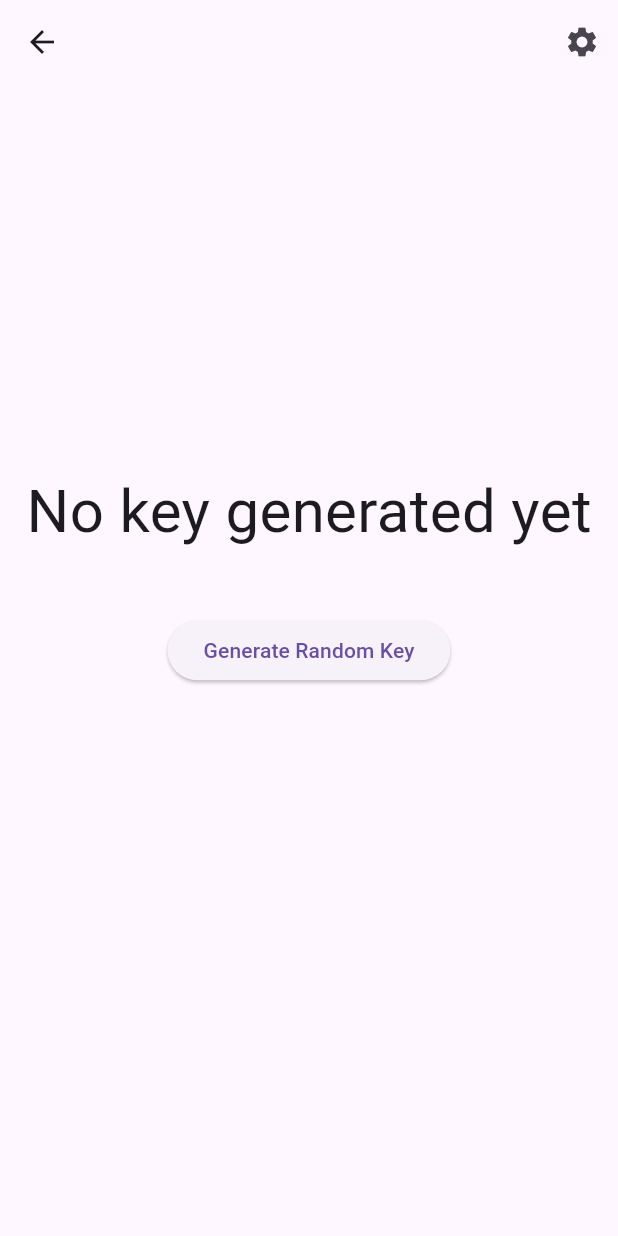
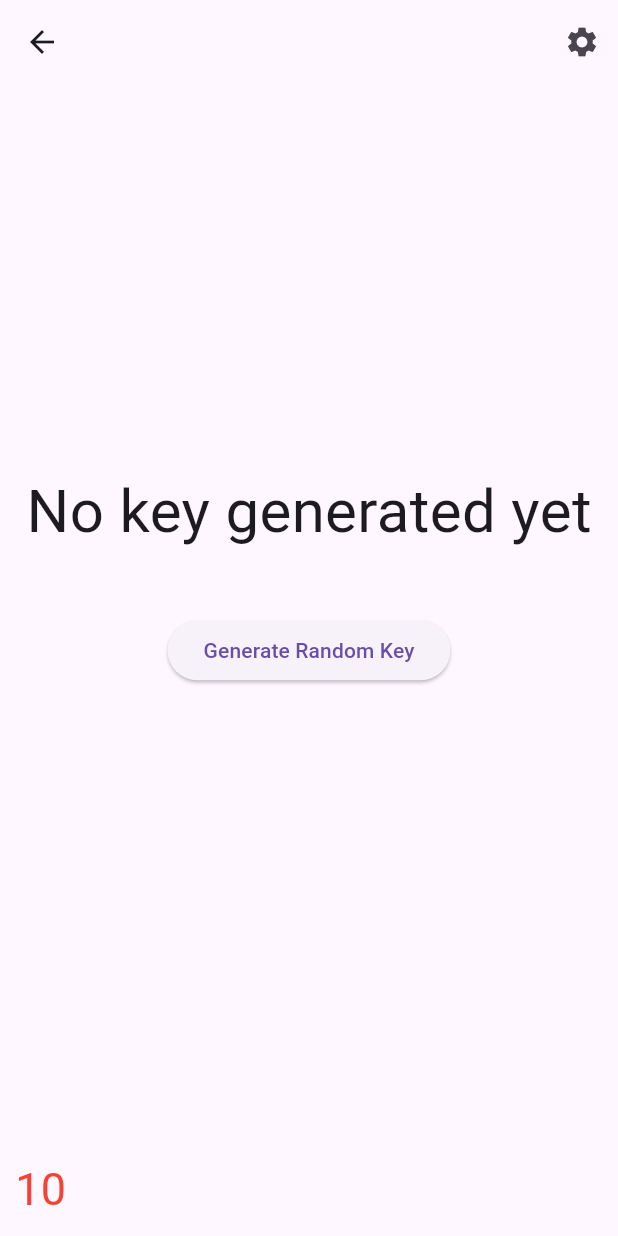
Before and after one commit to aviralJain101/random_generator, a Flutter app: the MapScreen screen opened directly with empty values, on a phone screen of 412 x 824 dp. Run offline on Flutter 3.47's test engine with Material 3 defaults, Android fonts, the light colour scheme and no system bars; our stand-ins replace shared_preferences; missing offline and left inert: is_first_run; accounts and stored records are empty.

Commit message:
added countdown

```diff
--- a/lib/map_screen.dart
+++ b/lib/map_screen.dart
@@ -18,13 +18,15 @@ class _MapScreenState extends State<MapScreen> {
   String _randomKey = '';
   bool _isShowValue = false;
   Timer? _timer;
-  IntTextEditingController _timerSecondsController = IntTextEditingController();
+  final IntTextEditingController _timerSecondsController = IntTextEditingController();
+  int _remainingSeconds = 0;
 
   @override
   void initState() {
     super.initState();
     // Initialize the timer and start tracking elapsed time
     _timerSecondsController.intValue = 10;
+    _remainingSeconds = _timerSecondsController.intValue;
   }
 
   @override
@@ -47,8 +49,21 @@ class _MapScreenState extends State<MapScreen> {
 
   void _refreshTimer(int sec){
     _timer?.cancel();
-    _timer = Timer.periodic(Duration(seconds: sec), (timer) {
+    setState(() {
+      _remainingSeconds = sec;
+    });
+    _timer = Timer.periodic(const Duration(seconds: 1), (timer) {
+      if(_remainingSeconds > 10){
+        _remainingSeconds--;
+      }else {
+        setState(() {
+          if (_remainingSeconds > 0) {
+            _remainingSeconds--;
+          } else {
             _generateRandomKey();
+          }
+        });
+      }
     });
   }
 
@@ -100,7 +115,9 @@ class _MapScreenState extends State<MapScreen> {
           ),
         ],
       ),
-      body: Center(
+      body: Stack(
+        children: [
+          Center(
             child: Column(
               mainAxisAlignment: MainAxisAlignment.center,
               children: [
@@ -130,6 +147,14 @@ class _MapScreenState extends State<MapScreen> {
               ],
             ),
           ),
+          if(_remainingSeconds <= 10)
+          Positioned(
+            bottom: 10,
+            left: 10,
+            child: Text(_remainingSeconds.toString(), style: const TextStyle(fontSize: 30, color: Colors.red),),
+          )
+        ]
+      ),
     );
   }
 }
```
Lines whose indentation alone changed are shown as unchanged.
